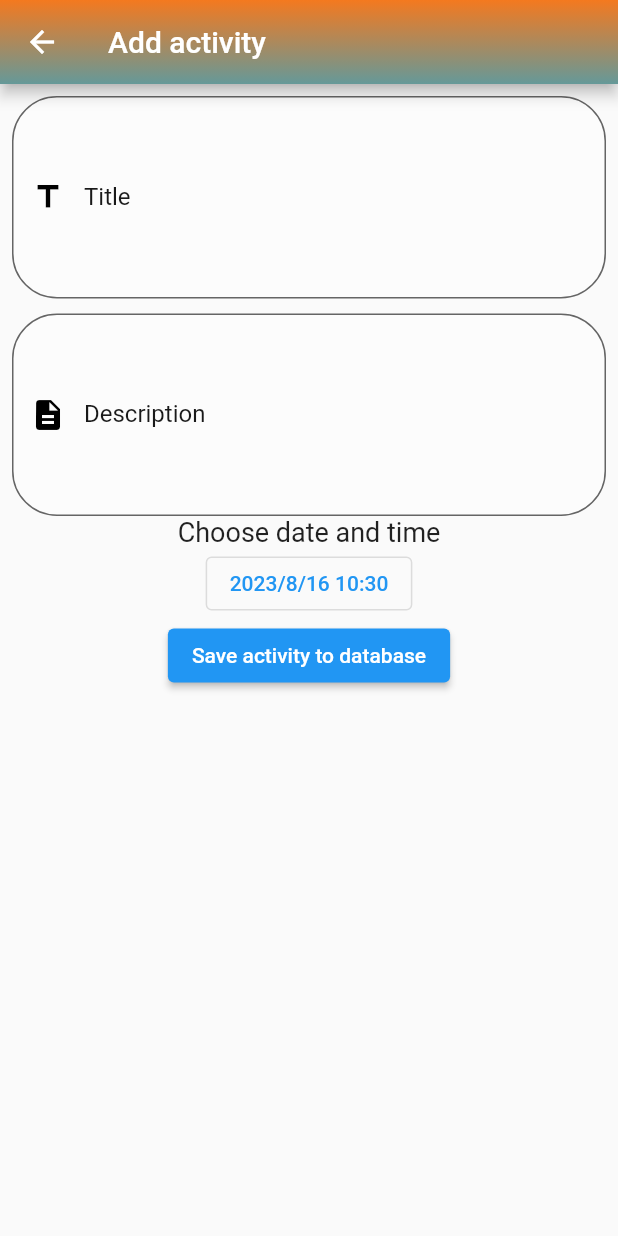
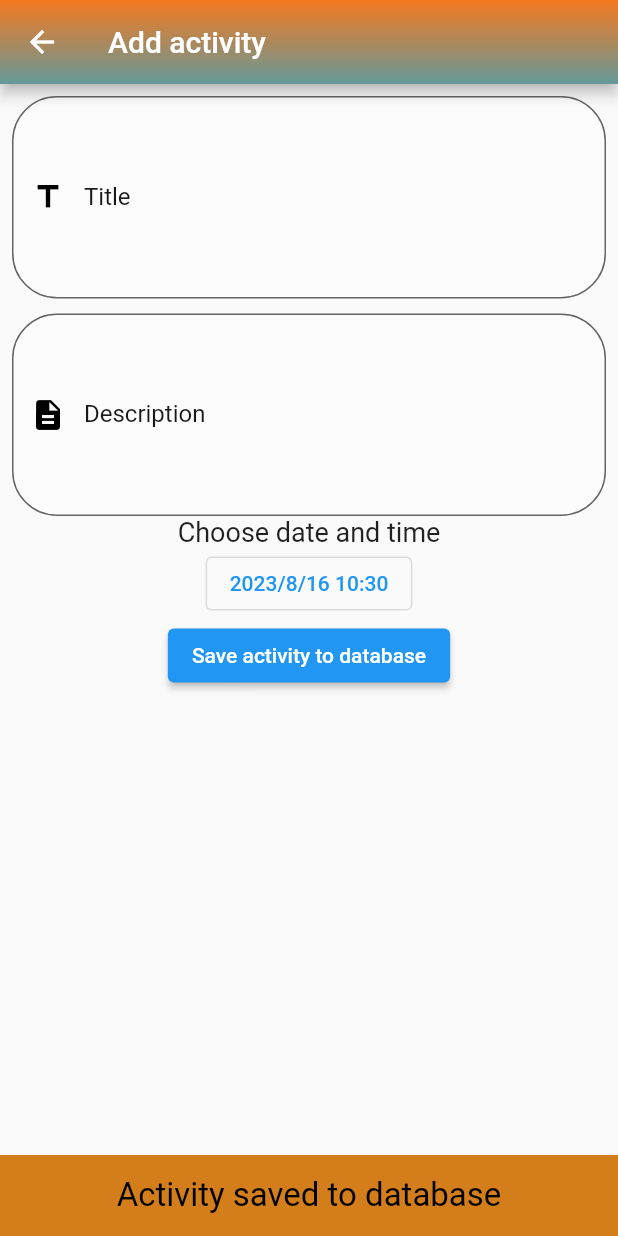
Before and after one commit to skovacic1998/diplomski, a Flutter app: the AddActivity screen opened directly, after a tap on "Save activity to database", on a phone screen of 412 x 824 dp. Run offline on Flutter 3.47's test engine with Material 2 defaults, Android fonts, the phone set to English and light mode, and no system bars; our stand-ins replace cloud_firestore, firebase_auth, firebase_core, flutter_riverpod; accounts and stored records are empty.

Commit message:
Added some minor fixes to UI

```diff
--- a/vrtic/lib/screens/add_activity_screen.dart
+++ b/vrtic/lib/screens/add_activity_screen.dart
@@ -6,6 +6,7 @@ import 'package:vrtic/reusable_widgets/reusable_widget.dart';
 import 'package:vrtic/screens/custom_datetime_picker.dart';
 
 import '../providers/evidention_provider.dart';
+import '../utils/color_utils.dart';
 
 class AddActivity extends StatelessWidget {
   const AddActivity({super.key});
@@ -20,7 +21,8 @@ class AddActivity extends StatelessWidget {
         width: MediaQuery.of(context).size.width,
         height: MediaQuery.of(context).size.height,
         child: SingleChildScrollView(
-          child:Padding(padding: EdgeInsets.all(8),
+          child: Padding(
+            padding: const EdgeInsets.all(8),
             child: Column(
               children: [
                 reusableTextField(
@@ -32,7 +34,8 @@ class AddActivity extends StatelessWidget {
                   OutlineInputBorder(
                     borderRadius: BorderRadius.circular(30.0),
                     borderSide:
-                        const BorderSide(width: 2, style: BorderStyle.solid)),
+                        const BorderSide(width: 2, style: BorderStyle.solid),
+                  ),
                 ),
                 const SizedBox(
                   height: 10,
@@ -46,22 +49,40 @@ class AddActivity extends StatelessWidget {
                   OutlineInputBorder(
                     borderRadius: BorderRadius.circular(30.0),
                     borderSide:
-                        const BorderSide(width: 2, style: BorderStyle.solid)),
+                        const BorderSide(width: 2, style: BorderStyle.solid),
+                  ),
                 ),
                 const CustomDateTimePicker(),
                 Consumer(
-                builder: (BuildContext context, WidgetRef ref, Widget? child) {
+                  builder:
+                      (BuildContext context, WidgetRef ref, Widget? child) {
                     return ElevatedButton(
                       onPressed: () async {
                         Activity activity = Activity(
                             title: titleController.text,
                             description: descriptionController.text,
-                        timestamp: ref.read(dateTimeProvider).millisecondsSinceEpoch
-                      );
+                            timestamp: ref
+                                .read(dateTimeProvider)
+                                .millisecondsSinceEpoch);
                         print(activity.title);
                         print(activity.description);
                         print(activity.timestamp);
-                      await FirebaseFirestore.instance.collection('activities').doc().set(activity.toMap());
+                        await FirebaseFirestore.instance
+                            .collection('activities')
+                            .doc()
+                            .set(activity.toMap())
+                            .whenComplete(() {
+                          SnackBar snackBar = SnackBar(
+                            backgroundColor: hexStringToColor("D37E1A"),
+                            content: const Text(
+                              "Activity saved to database",
+                              style:
+                                  TextStyle(fontSize: 22, color: Colors.black),
+                              textAlign: TextAlign.center,
+                            ),
+                          );
+                          ScaffoldMessenger.of(context).showSnackBar(snackBar);
+                        });
                       },
                       child: const Text('Save activity to database'),
                     );
```
Also changed, not shown: vrtic/lib/reusable_widgets/reusable_widget.dart (+10 -6 lines), vrtic/lib/screens/add_child_note_screen.dart (+13 -1 lines), vrtic/lib/screens/evidention_screen.dart (+14 -1 lines). Lines whose indentation alone changed are shown as unchanged.
